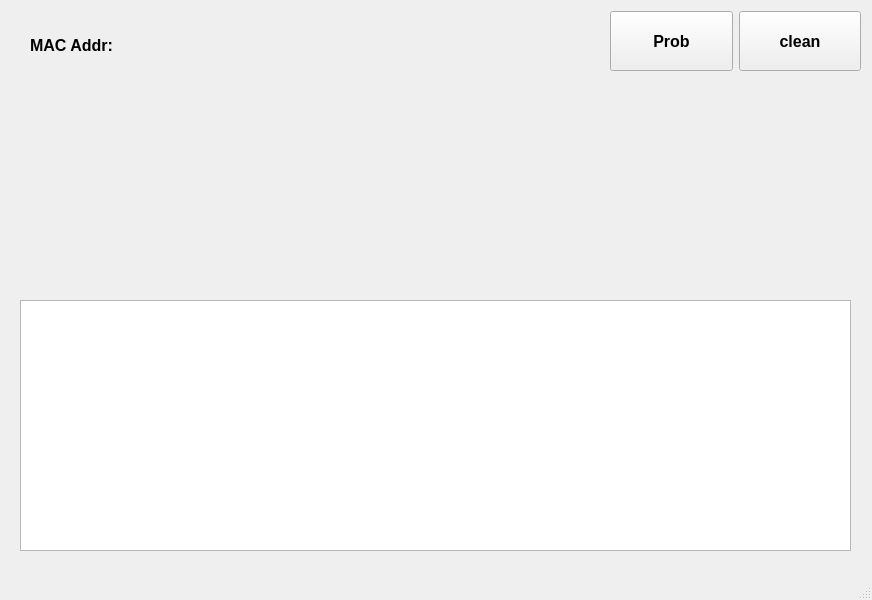
This is mainwindow.ui in mychuang/DeviceSearch as Qt 5 draws it before an edit. The edited form follows.
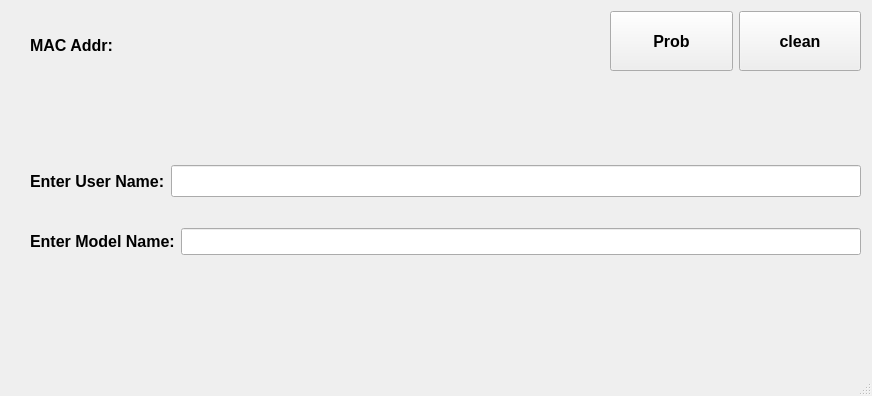
This is the edited form.

```diff
--- a/mainwindow.ui
+++ b/mainwindow.ui
@@ -7,7 +7,7 @@
     <x>0</x>
     <y>0</y>
     <width>872</width>
-    <height>600</height>
+    <height>396</height>
    </rect>
   </property>
   <property name="windowTitle">
@@ -66,16 +66,6 @@
      </item>
     </layout>
    </widget>
-   <widget class="QTableWidget" name="tableWidget">
-    <property name="geometry">
-     <rect>
-      <x>20</x>
-      <y>300</y>
-      <width>831</width>
-      <height>251</height>
-     </rect>
-    </property>
-   </widget>
    <widget class="QWidget" name="horizontalLayoutWidget_2">
     <property name="geometry">
      <rect>
@@ -147,7 +137,7 @@
     <property name="geometry">
      <rect>
       <x>30</x>
-      <y>140</y>
+      <y>300</y>
       <width>831</width>
       <height>51</height>
      </rect>
@@ -169,6 +159,74 @@
      </item>
     </layout>
    </widget>
+   <widget class="QWidget" name="verticalLayoutWidget">
+    <property name="geometry">
+     <rect>
+      <x>30</x>
+      <y>140</y>
+      <width>831</width>
+      <height>141</height>
+     </rect>
+    </property>
+    <layout class="QVBoxLayout" name="verticalLayout">
+     <item>
+      <layout class="QHBoxLayout" name="horizontalLayout_6">
+       <item>
+        <widget class="QLabel" name="userlab">
+         <property name="font">
+          <font>
+           <pointsize>12</pointsize>
+           <weight>75</weight>
+           <bold>true</bold>
+          </font>
+         </property>
+         <property name="text">
+          <string>Enter User Name:</string>
+         </property>
+        </widget>
+       </item>
+       <item>
+        <widget class="QLineEdit" name="userEdit">
+         <property name="font">
+          <font>
+           <pointsize>15</pointsize>
+          </font>
+         </property>
+        </widget>
+       </item>
+      </layout>
+     </item>
+     <item>
+      <layout class="QHBoxLayout" name="horizontalLayout_5">
+       <item>
+        <widget class="QLabel" name="modelLab">
+         <property name="font">
+          <font>
+           <pointsize>12</pointsize>
+           <weight>75</weight>
+           <bold>true</bold>
+          </font>
+         </property>
+         <property name="text">
+          <string>Enter Model Name:</string>
+         </property>
+        </widget>
+       </item>
+       <item>
+        <widget class="QLineEdit" name="modelEdit">
+         <property name="font">
+          <font>
+           <pointsize>12</pointsize>
+           <weight>50</weight>
+           <bold>false</bold>
+          </font>
+         </property>
+        </widget>
+       </item>
+      </layout>
+     </item>
+    </layout>
+   </widget>
   </widget>
   <widget class="QMenuBar" name="menubar">
    <property name="geometry">
```
